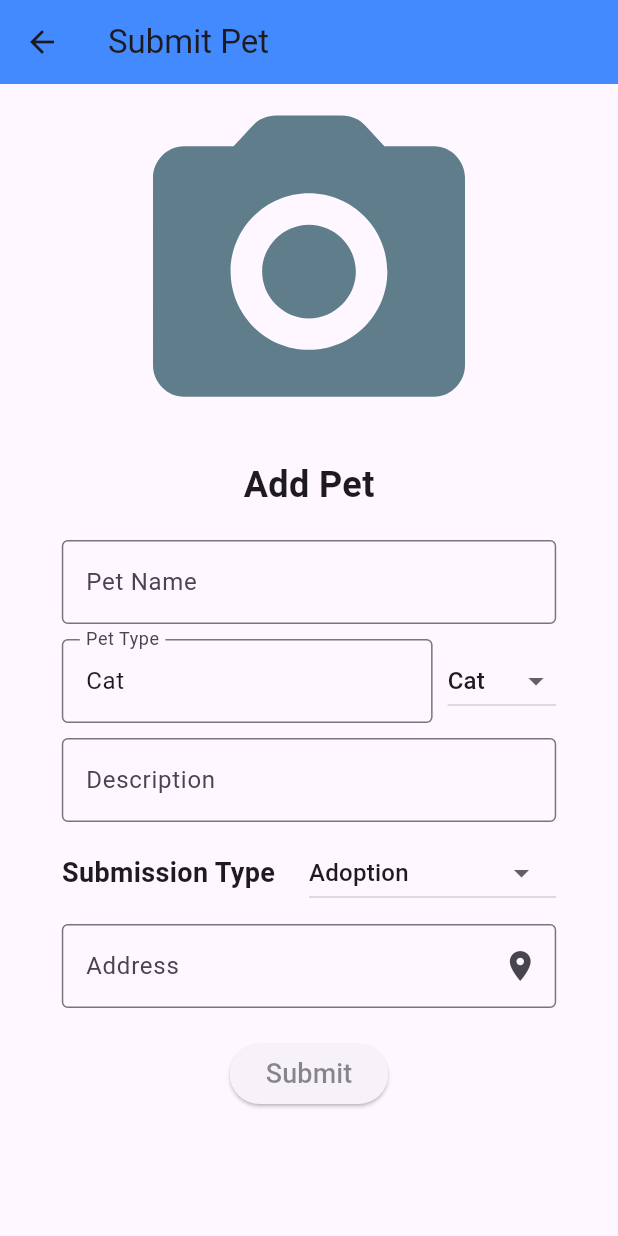
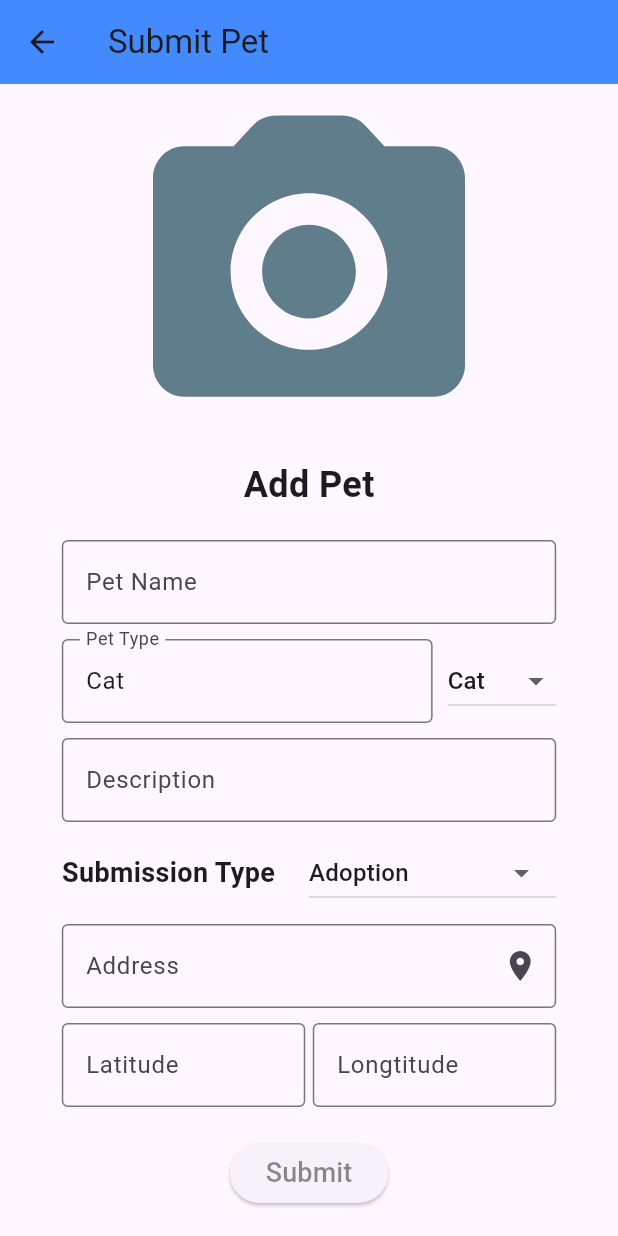
Before and after one commit to HazemAboud/Pawpal, a Flutter app: the SubmitPetScreen screen opened directly with empty values, on a phone screen of 412 x 824 dp. Run offline on Flutter 3.47's test engine with Material 3 defaults, Android fonts, the phone set to English and light mode, and no system bars; our stand-ins replace geocoding, geolocator, image_picker, shared_preferences; accounts and stored records are empty.

Commit message:
Minor changes

```diff
--- a/lib/tabs/submitpetscreen.dart
+++ b/lib/tabs/submitpetscreen.dart
@@ -22,6 +22,8 @@ class _SubmitPetScreenState extends State<SubmitPetScreen> {
   TextEditingController descCtr = TextEditingController();
   TextEditingController addCtr = TextEditingController();
   TextEditingController petTypeCtr = TextEditingController(text: 'Cat');
+  TextEditingController latctr = TextEditingController();
+  TextEditingController lngctr = TextEditingController();
   var lat = 0.0, lng = 0.0;
   String selectedPetType = 'Cat';
   String selectedSubType = 'Adoption';
@@ -289,7 +291,8 @@ class _SubmitPetScreenState extends State<SubmitPetScreen> {
                               var loc = await _determinePosition();
                               lat = loc.latitude;
                               lng = loc.longitude;
-
+                              latctr.text = lat.toString();
+                              lngctr.text = lng.toString();
                               List<Placemark> placemarks =
                                   await placemarkFromCoordinates(lat, lng);
 
@@ -301,6 +304,34 @@ class _SubmitPetScreenState extends State<SubmitPetScreen> {
                             },
                           ),
                         ),
+                      ),
+                      SizedBox(height: 10),
+                      Row(
+                        children: [
+                          SizedBox(
+                            width: screenwidth * 0.4-2.5,
+                            child: TextField(
+                              controller: latctr,
+                              readOnly: true,
+                              decoration: const InputDecoration(
+                                border: OutlineInputBorder(),
+                                labelText: 'Latitude',
+                              ),
+                            ),
+                          ),
+                          SizedBox(width: 5,),
+                          SizedBox(
+                            width: screenwidth * 0.4-2.5,
+                            child: TextField(
+                              controller: lngctr,
+                              readOnly: true,
+                              decoration: const InputDecoration(
+                                border: OutlineInputBorder(),
+                                labelText: 'Longtitude',
+                              ),
+                            ),
+                          ),
+                        ],
                       ),
                     ],
                   ),
@@ -348,19 +379,19 @@ class _SubmitPetScreenState extends State<SubmitPetScreen> {
   Future<void> pickImage() async {
     final picker = ImagePicker();
     final imgs = await picker.pickMultiImage();
-    if(images.length + imgs.length > 3) {
-      ScaffoldMessenger.of(
-        context,
-      ).showSnackBar(const SnackBar(content: Text('You can only select 3 images')));
-    }else if (imgs.isEmpty) {
+    if (images.length + imgs.length > 3) {
+      ScaffoldMessenger.of(context).showSnackBar(
+        const SnackBar(content: Text('You can only select 3 images')),
+      );
+    } else if (imgs.isEmpty) {
       ScaffoldMessenger.of(
         context,
       ).showSnackBar(const SnackBar(content: Text('Cannot pick image')));
-    }else{
-      for(var image in imgs) {
-      images.add(image);
-      setState(() {});
-    }
+    } else {
+      for (var image in imgs) {
+        images.add(image);
+        setState(() {});
+      }
     }
   }
 
```
Also changed, not shown: Screenshot 2025-11-25 224906.png (deleted), Screenshot 2025-11-25 225021.png (deleted), Screenshot 2025-11-25 225205.png (deleted), Screenshot 2025-11-25 225312.png (deleted), Screenshot 2025-11-25 225809.png (deleted), image-1.png, image-2.png, image-3.png, image.png.
